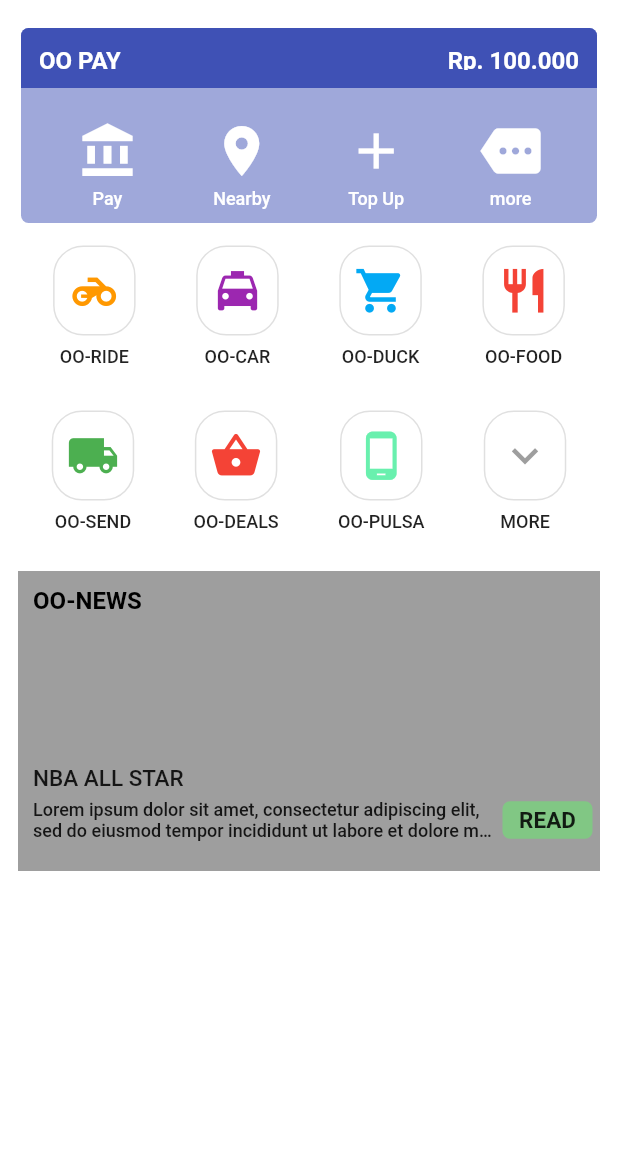
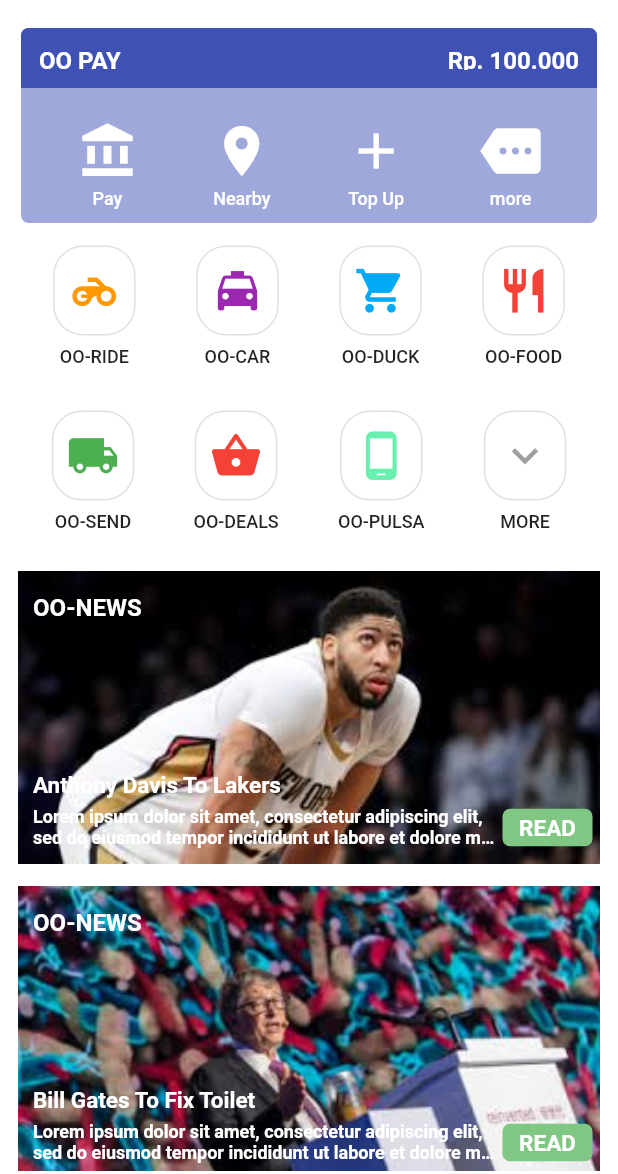
Before and after one commit to dickyboKa/OOJEK, a Flutter app: the screen it shows after launch, on a phone screen of 412 x 824 dp, the part 62-1236 px from its top. Run offline on Flutter 3.47's test engine with Material 2 defaults, Android fonts, the phone set to English and light mode, and no system bars.

Commit message:
Add assets, fix news display

```diff
--- a/lib/oojek_list_view_screen.dart
+++ b/lib/oojek_list_view_screen.dart
@@ -5,10 +5,11 @@ import 'package:copy_gojek/oojek_news_route.dart';
 
 class OojekListViewScreen extends StatelessWidget {
 
+
   String loremIpsum = "Lorem ipsum dolor sit amet, consectetur adipiscing elit, sed do eiusmod tempor incididunt ut labore et dolore magna aliqua";
-  Widget _buildCatgeoryWidget() {
+  Widget _buildCatgeoryWidget(List<String> images, List<String> titles) {
     return ListView.builder(
-      itemCount: 3,
+      itemCount: 7,
       itemBuilder: (BuildContext context, int index) {
         if (index == 0) {
           return OopayRoute();
@@ -17,8 +18,8 @@ class OojekListViewScreen extends StatelessWidget {
         } else {
           return OojekNewsRoute(
             newsContent: loremIpsum,
-            backgroundImage: Colors.grey,
-            newsTitle: "NBA ALL STAR",
+            backgroundImage: images[index - 2],
+            newsTitle: titles[index - 2],
           );
           /*
           return Card(
@@ -33,12 +34,14 @@ class OojekListViewScreen extends StatelessWidget {
     );
   }
 
+  final newsImages = <String>["assets/anthony_davis.jpg", "assets/bill_gates.jpg", "assets/kd_and_lebron.jpg", "assets/saints_lose_to_rams.jpg", "assets/true_detective.jpg"];
+  final newsTitles = <String>["Anthony Davis To Lakers", "Bill Gates To Fix Toilet", "KD vs Lebron", "Saints Lose to Rams", "True Detective Return"];
   @override
   Widget build(BuildContext context) {
     final listView = Container(
         color: Colors.white,
         padding: EdgeInsets.all(2.0),
-        child: _buildCatgeoryWidget());
+        child: _buildCatgeoryWidget(newsImages, newsTitles));
 
     final appBar = AppBar(
       backgroundColor: Colors.white,
--- a/lib/oojek_news_route.dart
+++ b/lib/oojek_news_route.dart
@@ -3,7 +3,7 @@ import 'package:flutter/material.dart';
 class OojekNewsRoute extends StatelessWidget {
   final String newsTitle;
   final String newsContent;
-  final Color backgroundImage;
+  final String backgroundImage;
 
   const OojekNewsRoute(
       {Key key,
@@ -18,20 +18,24 @@ class OojekNewsRoute extends StatelessWidget {
   @override
   Widget build(BuildContext context) {
     return Container(
-        height: 200,
-        padding: EdgeInsets.only(left: 10.0, right: 10.0),
+        height: 210,
+        padding: EdgeInsets.only(left: 10.0, right: 10.0, bottom: 15.0),
         child: Container(
-            color: backgroundImage,
+            decoration: BoxDecoration(
+              image: DecorationImage(
+                  image: AssetImage(backgroundImage),
+                  fit: BoxFit.cover),
+            ),
             child: Column(
               crossAxisAlignment: CrossAxisAlignment.start,
               children: <Widget>[
                 Padding(
-                    padding: EdgeInsets.only(left: 10.0, top: 10.0),
+                    padding: EdgeInsets.only(left: 10.0, top: 15.0),
                     child: Text("OO-NEWS",
                         textAlign: TextAlign.right,
                         style: TextStyle(
                             fontWeight: FontWeight.bold,
-                            color: Colors.black,
+                            color: Colors.white,
                             fontSize: 16.0))),
                 Padding(
                     padding:
@@ -39,8 +43,8 @@ class OojekNewsRoute extends StatelessWidget {
                     child: Text(newsTitle,
                         textAlign: TextAlign.right,
                         style: TextStyle(
-                            fontWeight: FontWeight.w500,
-                            color: Colors.black87,
+                            fontWeight: FontWeight.bold,
+                            color: Colors.white,
                             fontSize: 15.0))),
                 Padding(
                     padding: EdgeInsets.only(left: 10.0, bottom: 5.0),
@@ -52,8 +56,8 @@ class OojekNewsRoute extends StatelessWidget {
                                 overflow: TextOverflow.ellipsis,
                                 maxLines: 2,
                                 style: TextStyle(
-                                    fontWeight: FontWeight.w500,
-                                    color: Colors.black87,
+                                    fontWeight: FontWeight.bold,
+                                    color: Colors.white,
                                     fontSize: 12.0))),
                         Container(
                           width: 70.0,
@@ -73,7 +77,7 @@ class OojekNewsRoute extends StatelessWidget {
                                   textAlign: TextAlign.center,
                                   style: TextStyle(
                                       fontWeight: FontWeight.bold,
-                                      color: Colors.black87,
+                                      color: Colors.white,
                                       fontSize: 15.0))),
                         )
                       ],
--- a/pubspec.yaml
+++ b/pubspec.yaml
@@ -36,10 +36,8 @@ flutter:
   # the material Icons class.
   uses-material-design: true
 
-  # To add assets to your application, add an assets section, like this:
-  # assets:
-  #  - images/a_dot_burr.jpeg
-  #  - images/a_dot_ham.jpeg
+  assets:
+    - assets/
 
   # An image asset can refer to one or more resolution-specific "variants", see
   # https://flutter.io/assets-and-images/#resolution-aware.
```
Also changed, not shown: assets/anthony_davis.jpg (added), assets/bill_gates.jpg (added), assets/kd_and_lebron.jpg (added), assets/saints_lose_to_rams.jpg (added), assets/super_bowl.jpg (added), assets/true_detective.jpg (added).
